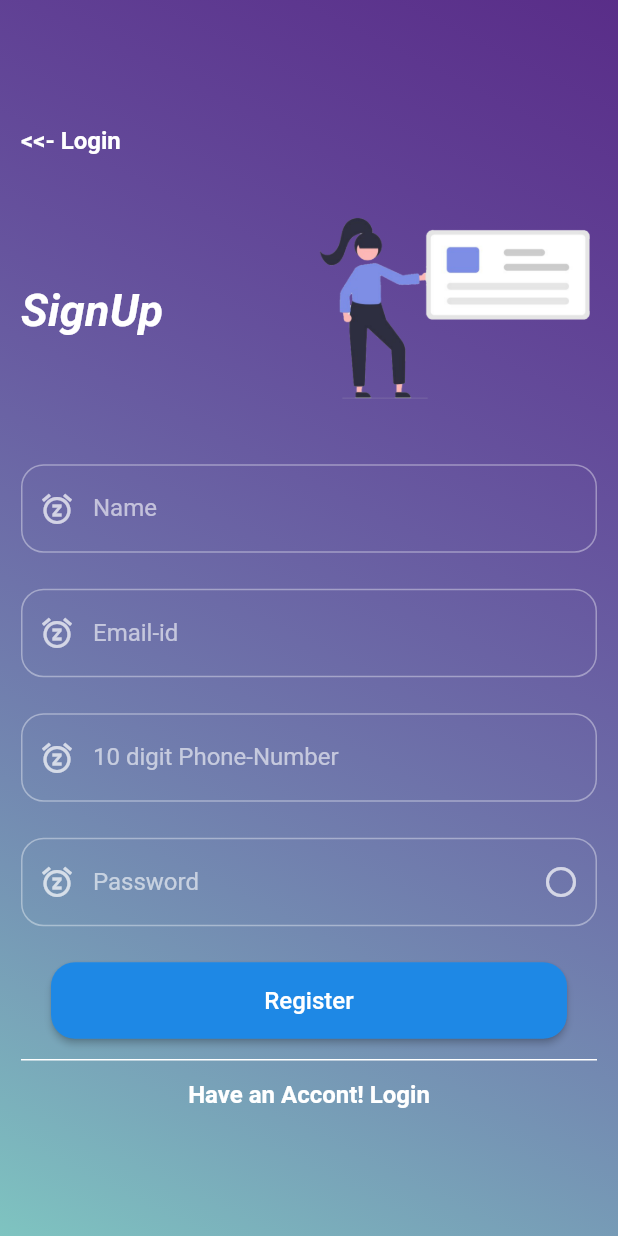
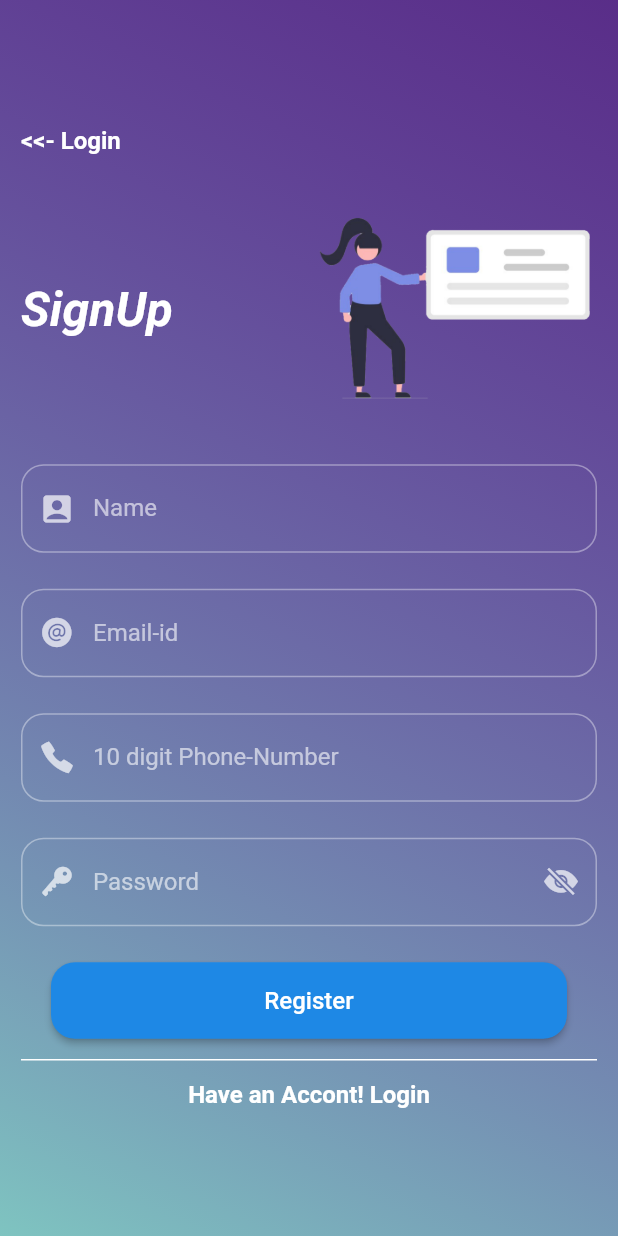
Before and after one commit to codec-akash/taskBudApp, a Flutter app: the screen it shows after launch, after a tap on "Login", after a tap on "Don't have Acc, Sign-Up!", on a phone screen of 412 x 824 dp. Run offline on Flutter 3.47's test engine with Material 2 defaults, Android fonts, the phone set to English and light mode, and no system bars; our stand-ins replace shared_preferences; accounts and stored records are empty.

Commit message:
icons updated

```diff
--- a/lib/Utils/global.dart
+++ b/lib/Utils/global.dart
@@ -24,7 +24,7 @@ TextStyle hintStyle = TextStyle(fontSize: 16.0);
 
 TextStyle mainHeader = TextStyle(
   fontStyle: FontStyle.italic,
-  fontSize: 30.0,
+  fontSize: 32.0,
   fontWeight: FontWeight.bold,
 );
 
--- a/lib/icons/task_bud_icon_icons.dart
+++ b/lib/icons/task_bud_icon_icons.dart
@@ -21,6 +21,10 @@ class TaskBudIcon {
   static const _kFontFam = 'TaskBudIcon';
   static const _kFontPkg = null;
 
-  static const IconData signup = IconData(0xe800, fontFamily: _kFontFam, fontPackage: _kFontPkg);
-  static const IconData login = IconData(0xe801, fontFamily: _kFontFam, fontPackage: _kFontPkg);
+  static const IconData password = IconData(0xe804, fontFamily: _kFontFam, fontPackage: _kFontPkg);
+  static const IconData at_circle = IconData(0xe805, fontFamily: _kFontFam, fontPackage: _kFontPkg);
+  static const IconData phone_portrait_sharp = IconData(0xe807, fontFamily: _kFontFam, fontPackage: _kFontPkg);
+  static const IconData call_sharp = IconData(0xe808, fontFamily: _kFontFam, fontPackage: _kFontPkg);
+  static const IconData eye_open = IconData(0xe809, fontFamily: _kFontFam, fontPackage: _kFontPkg);
+  static const IconData eye_off = IconData(0xe80a, fontFamily: _kFontFam, fontPackage: _kFontPkg);
 }
--- a/lib/pages/login_page.dart
+++ b/lib/pages/login_page.dart
@@ -108,7 +108,7 @@ class _LoginPageState extends State<LoginPage> {
                   ),
                   TextFormField(
                     decoration: InputDecoration(
-                      prefixIcon: Icon(Icons.snooze),
+                      prefixIcon: Icon(TaskBudIcon.at_circle),
                       border: OutlineInputBorder(
                         borderSide: textFieldBorderSide,
                         borderRadius: textFieldBorderRadius,
@@ -132,13 +132,15 @@ class _LoginPageState extends State<LoginPage> {
                   ),
                   TextFormField(
                     decoration: InputDecoration(
-                      prefixIcon: Icon(Icons.snooze),
+                      prefixIcon: Icon(TaskBudIcon.password),
                       border: OutlineInputBorder(
                         borderSide: textFieldBorderSide,
                         borderRadius: textFieldBorderRadius,
                       ),
                       suffixIcon: IconButton(
-                        icon: Icon(Icons.panorama_fish_eye),
+                        icon: showPassword
+                            ? Icon(TaskBudIcon.eye_open)
+                            : Icon(TaskBudIcon.eye_off),
                         onPressed: () {
                           setState(() {
                             showPassword = !showPassword;
--- a/lib/pages/signup_page.dart
+++ b/lib/pages/signup_page.dart
@@ -1,5 +1,6 @@
 import 'package:Taskbud/Utils/app_media_query.dart';
 import 'package:Taskbud/Utils/global.dart';
+import 'package:Taskbud/icons/task_bud_icon_icons.dart';
 import 'package:Taskbud/models/http_exception.dart';
 import 'package:Taskbud/providers/auth.dart';
 import 'package:flutter/material.dart';
@@ -125,7 +126,7 @@ class _SignUpPageState extends State<SignUpPage> {
                     children: [
                       TextFormField(
                         decoration: InputDecoration(
-                          prefixIcon: Icon(Icons.snooze),
+                          prefixIcon: Icon(Icons.account_box_rounded),
                           border: OutlineInputBorder(
                             borderSide: textFieldBorderSide,
                             borderRadius: textFieldBorderRadius,
@@ -149,7 +150,7 @@ class _SignUpPageState extends State<SignUpPage> {
                       ),
                       TextFormField(
                         decoration: InputDecoration(
-                          prefixIcon: Icon(Icons.snooze),
+                          prefixIcon: Icon(TaskBudIcon.at_circle),
                           border: OutlineInputBorder(
                             borderSide: textFieldBorderSide,
                             borderRadius: textFieldBorderRadius,
@@ -173,7 +174,7 @@ class _SignUpPageState extends State<SignUpPage> {
                       ),
                       TextFormField(
                         decoration: InputDecoration(
-                          prefixIcon: Icon(Icons.snooze),
+                          prefixIcon: Icon(TaskBudIcon.call_sharp),
                           border: OutlineInputBorder(
                             borderSide: textFieldBorderSide,
                             borderRadius: textFieldBorderRadius,
@@ -199,13 +200,15 @@ class _SignUpPageState extends State<SignUpPage> {
                       ),
                       TextFormField(
                         decoration: InputDecoration(
-                          prefixIcon: Icon(Icons.snooze),
+                          prefixIcon: Icon(TaskBudIcon.password),
                           border: OutlineInputBorder(
                             borderSide: textFieldBorderSide,
                             borderRadius: textFieldBorderRadius,
                           ),
                           suffixIcon: IconButton(
-                            icon: Icon(Icons.panorama_fish_eye),
+                            icon: showPassword
+                                ? Icon(TaskBudIcon.eye_open)
+                                : Icon(TaskBudIcon.eye_off),
                             onPressed: () {
                               setState(() {
                                 showPassword = !showPassword;
--- /dev/null
+++ b/lib/providers/task_provider.dart
@@ -0,0 +1,3 @@
+import 'package:flutter/cupertino.dart';
+
+class TaskProvider with ChangeNotifier {}
```
Also changed, not shown: lib/models/task_model.dart (added, +67 -0 lines), lib/pages/dashBoardpage/dashboard_page.dart (+12 -1 lines), fonts/TaskBudIcon.ttf.
